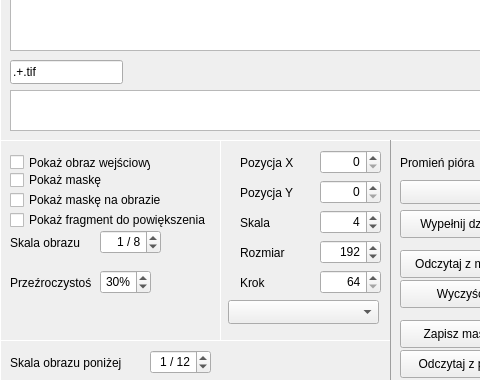
The window that mainwindow.ui (marcinkociolek/SkinLesionMarker) describes before a commit, drawn with Qt 5; both pictures show x 0 to 480 and y 170 to 550 of the 1280 by 720 pixel window.
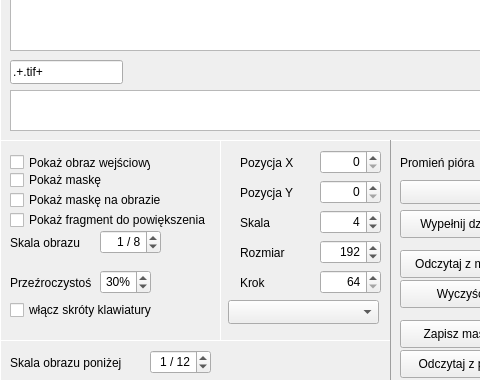
The same window after the commit. Custom widgets are drawn as their Qt base class.

Patch:
```diff
--- a/mainwindow.ui
+++ b/mainwindow.ui
@@ -107,7 +107,7 @@
       </rect>
      </property>
      <property name="text">
-      <string>.+.tif</string>
+      <string>.+.tif+</string>
      </property>
     </widget>
     <widget class="QListWidget" name="listWidgetImageFiles">
@@ -407,6 +407,19 @@
       <bool>false</bool>
      </property>
     </widget>
+    <widget class="QCheckBox" name="checkBoxGrabKeyboard">
+     <property name="geometry">
+      <rect>
+       <x>10</x>
+       <y>160</y>
+       <width>171</width>
+       <height>20</height>
+      </rect>
+     </property>
+     <property name="text">
+      <string>włącz skróty klawiatury</string>
+     </property>
+    </widget>
    </widget>
    <widget class="MyImageWidget" name="widgetImage" native="true">
     <property name="geometry">
```
